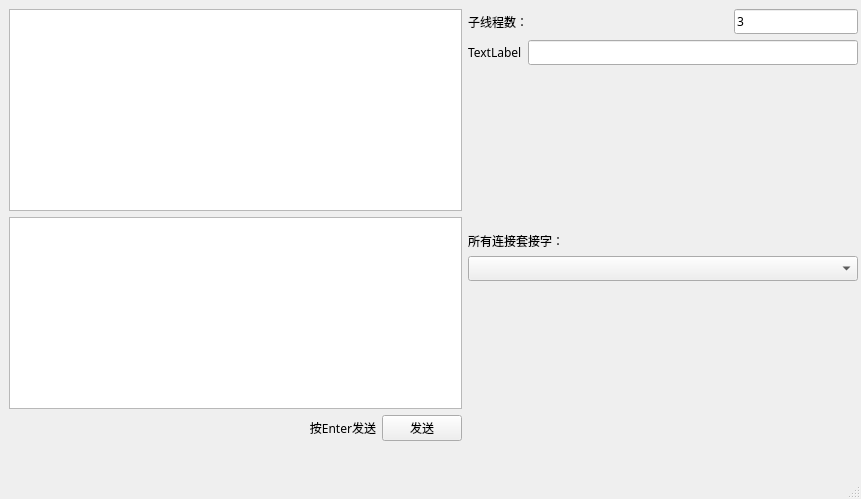
First picture: the form in PandaServer/source/PandaServer.ui, repository Chankeep/Panda, before the edit.
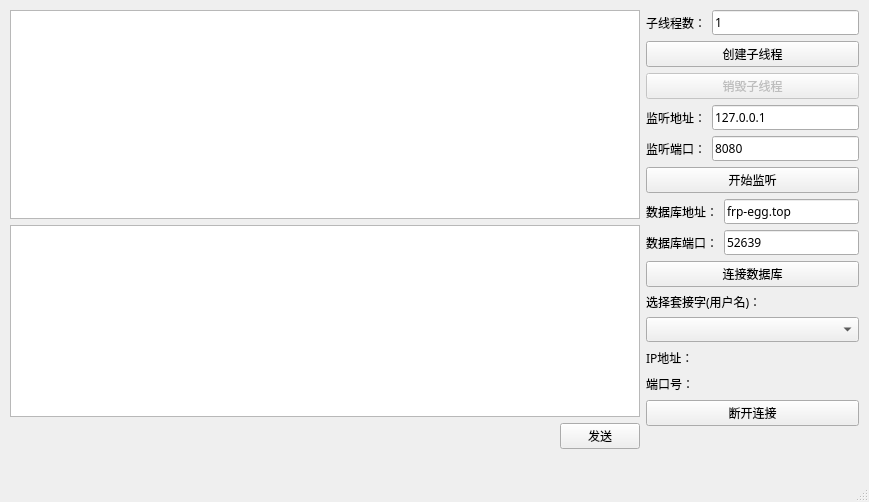
Second picture: the form after the edit.

Diff of the .ui file:
```diff
--- a/PandaServer/source/PandaServer.ui
+++ b/PandaServer/source/PandaServer.ui
@@ -6,8 +6,8 @@
    <rect>
     <x>0</x>
     <y>0</y>
-    <width>861</width>
-    <height>499</height>
+    <width>869</width>
+    <height>502</height>
    </rect>
   </property>
   <property name="font">
@@ -34,10 +34,10 @@
    <widget class="QWidget" name="layoutWidget">
     <property name="geometry">
      <rect>
-      <x>9</x>
-      <y>9</y>
+      <x>10</x>
+      <y>10</y>
       <width>849</width>
-      <height>432</height>
+      <height>439</height>
      </rect>
     </property>
     <layout class="QGridLayout" name="gridLayout">
@@ -52,57 +52,117 @@
            </property>
           </widget>
          </item>
-         <item>
-          <spacer name="horizontalSpacer_2">
-           <property name="orientation">
-            <enum>Qt::Horizontal</enum>
-           </property>
-           <property name="sizeType">
-            <enum>QSizePolicy::Fixed</enum>
-           </property>
-           <property name="sizeHint" stdset="0">
-            <size>
-             <width>200</width>
-             <height>20</height>
-            </size>
-           </property>
-          </spacer>
-         </item>
          <item>
           <widget class="QLineEdit" name="threadNumEdit">
            <property name="text">
-            <string>3</string>
+            <string>1</string>
            </property>
           </widget>
          </item>
         </layout>
        </item>
+       <item>
+        <widget class="QPushButton" name="threadCreateButton">
+         <property name="text">
+          <string>创建子线程</string>
+         </property>
+        </widget>
+       </item>
+       <item>
+        <widget class="QPushButton" name="threadDeleteButton">
+         <property name="enabled">
+          <bool>false</bool>
+         </property>
+         <property name="text">
+          <string>销毁子线程</string>
+         </property>
+        </widget>
+       </item>
        <item>
         <layout class="QHBoxLayout" name="horizontalLayout">
          <item>
           <widget class="QLabel" name="label">
            <property name="text">
-            <string>TextLabel</string>
+            <string>监听地址：</string>
            </property>
           </widget>
          </item>
          <item>
-          <widget class="QLineEdit" name="lineEdit"/>
+          <widget class="QLineEdit" name="listenAddrEdit">
+           <property name="text">
+            <string>127.0.0.1</string>
+           </property>
+          </widget>
          </item>
         </layout>
        </item>
        <item>
-        <spacer name="verticalSpacer">
-         <property name="orientation">
-          <enum>Qt::Vertical</enum>
+        <layout class="QHBoxLayout" name="horizontalLayout_6">
+         <item>
+          <widget class="QLabel" name="label_5">
+           <property name="text">
+            <string>监听端口：</string>
+           </property>
+          </widget>
+         </item>
+         <item>
+          <widget class="QLineEdit" name="listenPortEdit">
+           <property name="text">
+            <string>8080</string>
+           </property>
+          </widget>
+         </item>
+        </layout>
+       </item>
+       <item>
+        <widget class="QPushButton" name="listenButton">
+         <property name="text">
+          <string>开始监听</string>
          </property>
-         <property name="sizeHint" stdset="0">
-          <size>
-           <width>20</width>
-           <height>40</height>
-          </size>
+        </widget>
+       </item>
+       <item>
+        <layout class="QHBoxLayout" name="horizontalLayout_7">
+         <item>
+          <widget class="QLabel" name="label_4">
+           <property name="text">
+            <string>数据库地址：</string>
+           </property>
+          </widget>
+         </item>
+         <item>
+          <widget class="QLineEdit" name="dbAddrEdit">
+           <property name="text">
+            <string>frp-egg.top</string>
+           </property>
+          </widget>
+         </item>
+        </layout>
+       </item>
+       <item>
+        <layout class="QHBoxLayout" name="horizontalLayout_8">
+         <item>
+          <widget class="QLabel" name="label_6">
+           <property name="text">
+            <string>数据库端口：</string>
+           </property>
+          </widget>
+         </item>
+         <item>
+          <widget class="QLineEdit" name="dbPortEdit">
+           <property name="text">
+            <string>52639</string>
+           </property>
+          </widget>
+         </item>
+        </layout>
+       </item>
+       <item>
+        <widget class="QPushButton" name="dbConnectButton">
+         <property name="text">
+          <string>连接数据库</string>
          </property>
-        </spacer>
+        </widget>
        </item>
        <item>
         <layout class="QHBoxLayout" name="horizontalLayout_5"/>
@@ -110,13 +170,94 @@
        <item>
         <widget class="QLabel" name="label_3">
          <property name="text">
-          <string>所有连接套接字：</string>
+          <string>选择套接字(用户名)：</string>
          </property>
         </widget>
        </item>
        <item>
         <widget class="QComboBox" name="comboBox"/>
        </item>
+       <item>
+        <layout class="QHBoxLayout" name="horizontalLayout_9">
+         <item>
+          <widget class="QLabel" name="label_8">
+           <property name="text">
+            <string>IP地址：</string>
+           </property>
+          </widget>
+         </item>
+         <item>
+          <widget class="QLabel" name="socketAddrLabel">
+           <property name="minimumSize">
+            <size>
+             <width>100</width>
+             <height>0</height>
+            </size>
+           </property>
+           <property name="text">
+            <string/>
+           </property>
+          </widget>
+         </item>
+         <item>
+          <spacer name="horizontalSpacer_2">
+           <property name="orientation">
+            <enum>Qt::Horizontal</enum>
+           </property>
+           <property name="sizeHint" stdset="0">
+            <size>
+             <width>40</width>
+             <height>20</height>
+            </size>
+           </property>
+          </spacer>
+         </item>
+        </layout>
+       </item>
+       <item>
+        <layout class="QHBoxLayout" name="horizontalLayout_10">
+         <item>
+          <widget class="QLabel" name="label_9">
+           <property name="text">
+            <string>端口号：</string>
+           </property>
+          </widget>
+         </item>
+         <item>
+          <widget class="QLabel" name="socketPortLabel">
+           <property name="minimumSize">
+            <size>
+             <width>100</width>
+             <height>0</height>
+            </size>
+           </property>
+           <property name="text">
+            <string/>
+           </property>
+          </widget>
+         </item>
+         <item>
+          <spacer name="horizontalSpacer_3">
+           <property name="orientation">
+            <enum>Qt::Horizontal</enum>
+           </property>
+           <property name="sizeHint" stdset="0">
+            <size>
+             <width>40</width>
+             <height>20</height>
+            </size>
+           </property>
+          </spacer>
+         </item>
+        </layout>
+       </item>
+       <item>
+        <widget class="QPushButton" name="disconnectedButton">
+         <property name="text">
+          <string>断开连接</string>
+         </property>
+        </widget>
+       </item>
        <item>
         <layout class="QHBoxLayout" name="horizontalLayout_3">
          <property name="spacing">
@@ -160,44 +301,16 @@
               <enum>Qt::Horizontal</enum>
              </property>
              <property name="sizeType">
-              <enum>QSizePolicy::Fixed</enum>
+              <enum>QSizePolicy::Expanding</enum>
              </property>
              <property name="sizeHint" stdset="0">
               <size>
-               <width>300</width>
+               <width>550</width>
                <height>20</height>
               </size>
              </property>
             </spacer>
            </item>
-           <item>
-            <widget class="QLabel" name="label_4">
-             <property name="sizeIncrement">
-              <size>
-               <width>0</width>
-               <height>0</height>
-              </size>
-             </property>
-             <property name="baseSize">
-              <size>
-               <width>0</width>
-               <height>0</height>
-              </size>
-             </property>
-             <property name="contextMenuPolicy">
-              <enum>Qt::PreventContextMenu</enum>
-             </property>
-             <property name="layoutDirection">
-              <enum>Qt::LeftToRight</enum>
-             </property>
-             <property name="text">
-              <string>按Enter发送</string>
-             </property>
-             <property name="alignment">
-              <set>Qt::AlignRight|Qt::AlignTrailing|Qt::AlignVCenter</set>
-             </property>
-            </widget>
-           </item>
            <item>
             <widget class="QPushButton" name="ClientSendButton">
              <property name="text">
```
Left out of the diff: 2 changed lines with no effect on the pictures.
